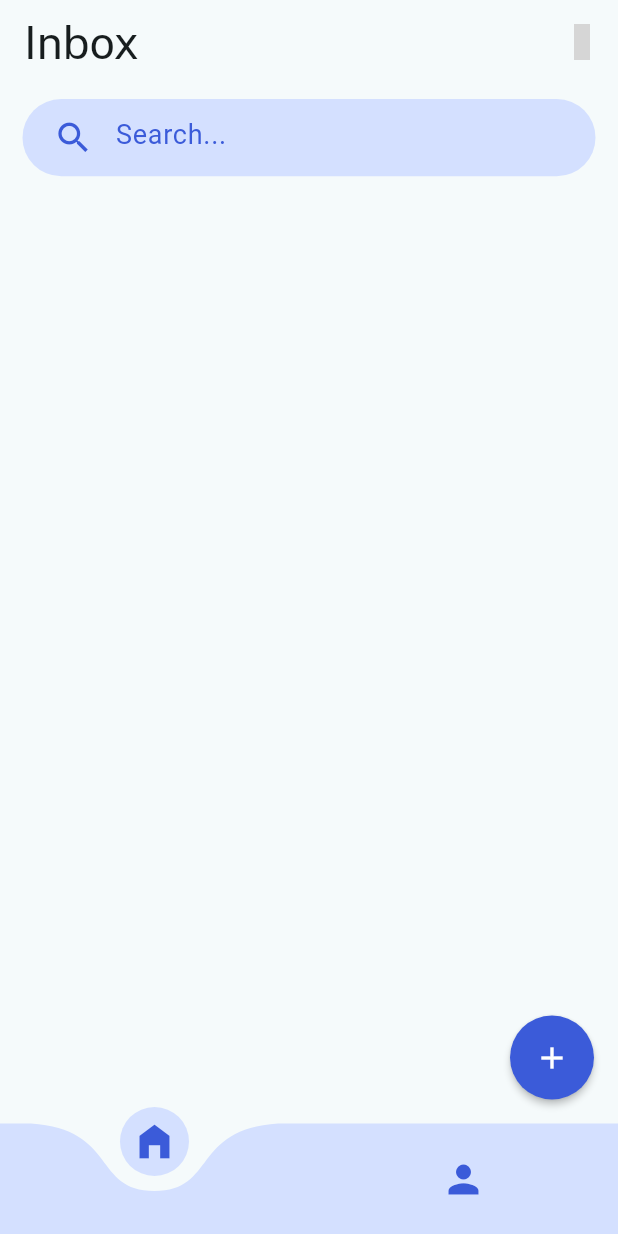
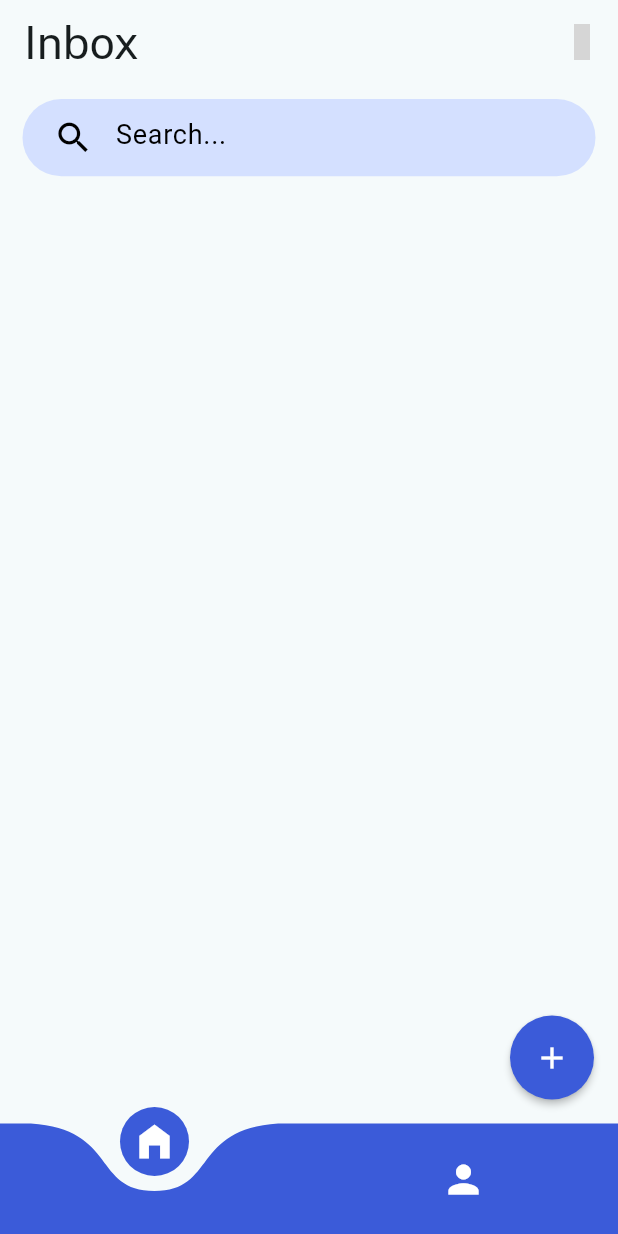
Before and after one commit to HAMZA-CH420/Just-Talk, a Flutter app: the screen it shows after launch, after a tap on "Login", on a phone screen of 412 x 824 dp. Run offline on Flutter 3.47's test engine with Material 3 defaults, Android fonts, the phone set to English and light mode, and no system bars; drawn by our look-alikes of curved_navigation_bar; our stand-ins replace flutter_svg, google_fonts, iconsax; grey boxes are pictures that could not be loaded.

Commit message:
minor changes

```diff
--- a/lib/Features/BottomNavBar/bottom_nav_bar.dart
+++ b/lib/Features/BottomNavBar/bottom_nav_bar.dart
@@ -25,7 +25,7 @@ class _BottomNavBarState extends State<BottomNavBar> {
         children: _pages,
       ),
       bottomNavigationBar: CurvedNavigationBar(
-        color: Palette.secondaryColor,
+        color: Palette.primaryColor,
         backgroundColor: Colors.transparent,
         animationDuration: Duration(milliseconds: 400),
         onTap: (value) {
@@ -36,12 +36,12 @@ class _BottomNavBarState extends State<BottomNavBar> {
         items: [
           Icon(
             Icons.home_filled,
-            color: Palette.primaryColor,
+            color: Colors.white,
             size: 30,
           ),
           Icon(
             Icons.person,
-            color: Palette.primaryColor,
+            color: Colors.white,
             size: 30,
           ),
         ],
--- a/lib/Features/HomeScreen/Widgets/search_bar.dart
+++ b/lib/Features/HomeScreen/Widgets/search_bar.dart
@@ -1,8 +1,15 @@
 import 'package:flutter/material.dart';
 import 'package:just_talk/UiHelpers/Utils/Color_Palette/color_palette.dart';
 
-class CustomSearchBar extends StatelessWidget {
+class CustomSearchBar extends StatefulWidget {
   const CustomSearchBar({super.key});
+
+  @override
+  State<CustomSearchBar> createState() => _CustomSearchBarState();
+}
+
+class _CustomSearchBarState extends State<CustomSearchBar> {
+  final TextEditingController searchController = TextEditingController();
 
   @override
   Widget build(BuildContext context) {
@@ -17,17 +24,18 @@ class CustomSearchBar extends StatelessWidget {
         borderRadius: BorderRadius.circular(30),
       ),
       child: TextField(
+        controller: searchController,
         decoration: InputDecoration(
           border: InputBorder.none,
           prefixIcon: Icon(
             Icons.search,
-            color: Palette.primaryColor,
+            color: Colors.black,
             size: 27,
           ),
           hintText: "Search...",
           hintStyle: TextStyle(
             fontSize: 18,
-            color: Palette.primaryColor,
+            color: Colors.black,
           ),
         ),
       ),
--- a/lib/Features/LoginScreen/login_screen.dart
+++ b/lib/Features/LoginScreen/login_screen.dart
@@ -48,6 +48,7 @@ class _LoginScreenState extends State<LoginScreen> {
                 CredentialsTextField(
                   labelText: "Password",
                   controller: passwordController,
+                  isPassword: true,
                 ),
                 SizedBox(
                   height: 10,
--- a/lib/Features/SignUpScreen/sign_up_screen.dart
+++ b/lib/Features/SignUpScreen/sign_up_screen.dart
@@ -58,6 +58,7 @@ class _SignUpScreenState extends State<SignUpScreen> {
                     CredentialsTextField(
                       labelText: "Password",
                       controller: passwordController,
+                      isPassword: true,
                     ),
                     SizedBox(
                       height: 10,
--- /dev/null
+++ b/lib/Features/ViewModel/Validator/validator.dart
@@ -0,0 +1,4 @@
+class Validator {
+  ///Email Validator
+  void emailValidator() {}
+}
--- a/lib/UiHelpers/Utils/Widgets/credentials_text_field.dart
+++ b/lib/UiHelpers/Utils/Widgets/credentials_text_field.dart
@@ -1,7 +1,8 @@
+import 'package:flutter/cupertino.dart';
 import 'package:flutter/material.dart';
 import 'package:just_talk/UiHelpers/Utils/Color_Palette/color_palette.dart';
 
-class CredentialsTextField extends StatelessWidget {
+class CredentialsTextField extends StatefulWidget {
   const CredentialsTextField(
       {super.key,
       required this.labelText,
@@ -12,12 +13,15 @@ class CredentialsTextField extends StatelessWidget {
   final TextEditingController controller;
 
   @override
+  State<CredentialsTextField> createState() => _CredentialsTextFieldState();
+}
+
+class _CredentialsTextFieldState extends State<CredentialsTextField> {
+  bool showPass = false;
+  @override
   Widget build(BuildContext context) {
     final size = MediaQuery.sizeOf(context);
-    return Material(
-      elevation: .5,
-      borderRadius: BorderRadius.circular(8),
-      child: Container(
+    return Container(
       height: size.height / 15,
       width: size.width,
       padding: const EdgeInsets.symmetric(horizontal: 15),
@@ -25,19 +29,36 @@ class CredentialsTextField extends StatelessWidget {
       decoration: BoxDecoration(
         color: Colors.white,
         borderRadius: BorderRadius.circular(8),
+        border: Border.all(
+          color: Colors.grey.shade500,
+        ),
       ),
       child: TextField(
-          obscureText: isPassword,
-          controller: controller,
+        obscureText: showPass,
+        controller: widget.controller,
         decoration: InputDecoration(
           border: InputBorder.none,
-            labelText: labelText,
+          labelText: widget.labelText,
           labelStyle: TextStyle(
             fontSize: 16,
             fontWeight: FontWeight.w600,
             color: Palette.primaryColor,
           ),
-          ),
+          suffixIcon: widget.isPassword
+              ? IconButton(
+                  onPressed: () {
+                    setState(() {
+                      showPass = !showPass;
+                    });
+                  },
+                  icon: Icon(
+                    showPass
+                        ? Icons.remove_red_eye
+                        : CupertinoIcons.eye_slash_fill,
+                    color: Colors.black38,
+                    size: 28,
+                  ))
+              : null,
         ),
       ),
     );
```
Lines whose indentation alone changed are shown as unchanged.
